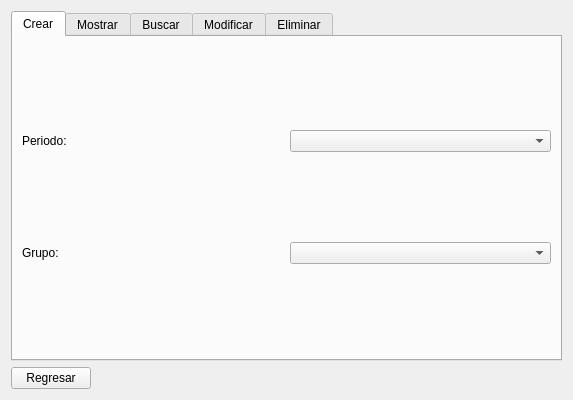
First picture: the form in Proyecto/menuoferta.ui, repository alexVillasenor/SEDDII, before the edit.
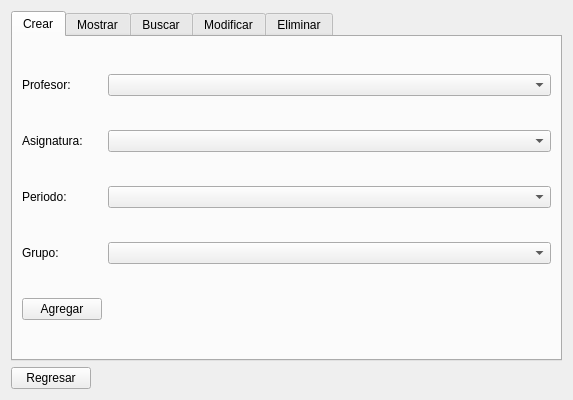
Second picture: the form after the edit.

Commit message: grado en asginatura, agregar y modificar

The edit to the form file:
```diff
--- a/Proyecto/menuoferta.ui
+++ b/Proyecto/menuoferta.ui
@@ -24,26 +24,69 @@
        <string>Crear</string>
       </attribute>
       <layout class="QGridLayout" name="gridLayout_2">
-       <item row="0" column="0">
+       <item row="2" column="1">
+        <widget class="QComboBox" name="comboBox_Periodo"/>
+       </item>
+       <item row="2" column="0">
         <widget class="QLabel" name="label">
          <property name="text">
           <string>Periodo:</string>
          </property>
         </widget>
        </item>
-       <item row="0" column="1">
-        <widget class="QComboBox" name="comboBox_Periodo"/>
-       </item>
-       <item row="1" column="0">
+       <item row="3" column="0">
         <widget class="QLabel" name="label_2">
          <property name="text">
           <string>Grupo:</string>
          </property>
         </widget>
        </item>
-       <item row="1" column="1">
+       <item row="3" column="1">
         <widget class="QComboBox" name="comboBox_Grupo"/>
        </item>
+       <item row="0" column="0">
+        <widget class="QLabel" name="label_3">
+         <property name="text">
+          <string>Profesor:</string>
+         </property>
+        </widget>
+       </item>
+       <item row="1" column="0">
+        <widget class="QLabel" name="label_4">
+         <property name="text">
+          <string>Asignatura:</string>
+         </property>
+        </widget>
+       </item>
+       <item row="0" column="1">
+        <widget class="QComboBox" name="comboBox_Profesor"/>
+       </item>
+       <item row="1" column="1">
+        <widget class="QComboBox" name="comboBox_Asignatura"/>
+       </item>
+       <item row="4" column="0">
+        <widget class="QPushButton" name="pushButton_2">
+         <property name="text">
+          <string>Agregar</string>
+         </property>
+         <property name="autoDefault">
+          <bool>true</bool>
+         </property>
+        </widget>
+       </item>
+       <item row="4" column="1">
+        <spacer name="horizontalSpacer_2">
+         <property name="orientation">
+          <enum>Qt::Horizontal</enum>
+         </property>
+         <property name="sizeHint" stdset="0">
+          <size>
+           <width>40</width>
+           <height>20</height>
+          </size>
+         </property>
+        </spacer>
+       </item>
       </layout>
      </widget>
      <widget class="QWidget" name="tab_2">
```
The commit also changes 29 other files.
